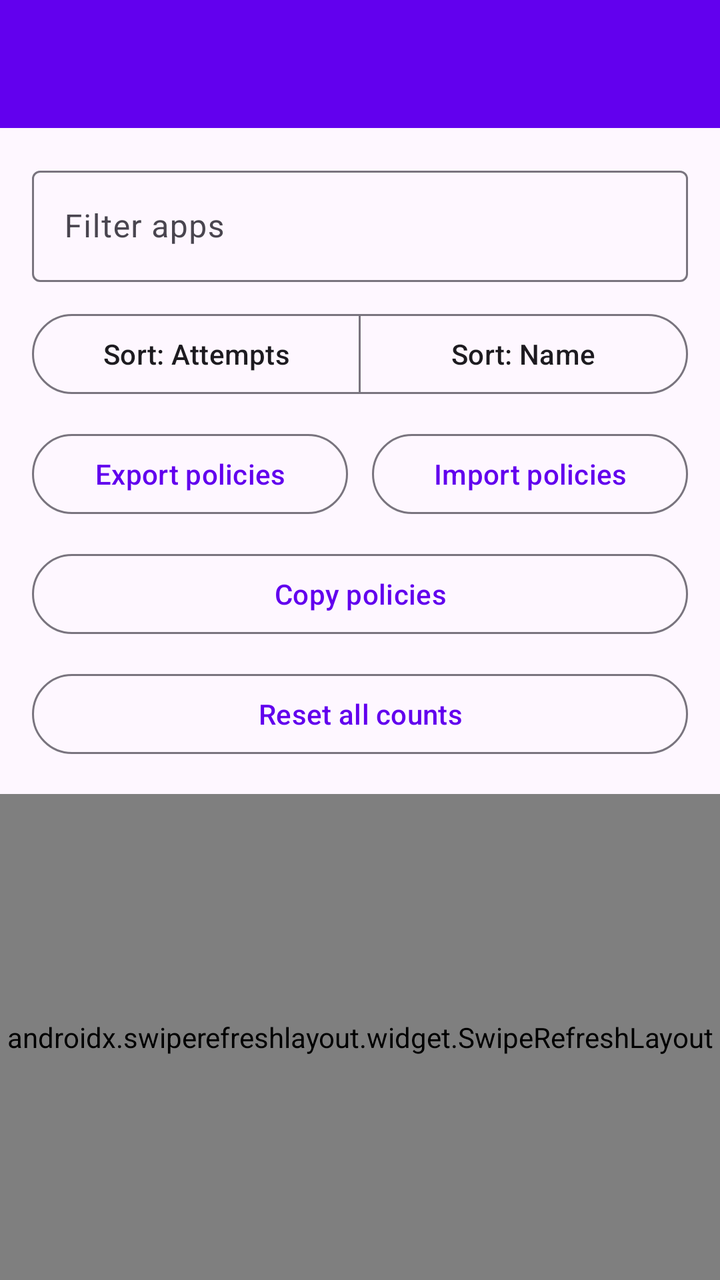
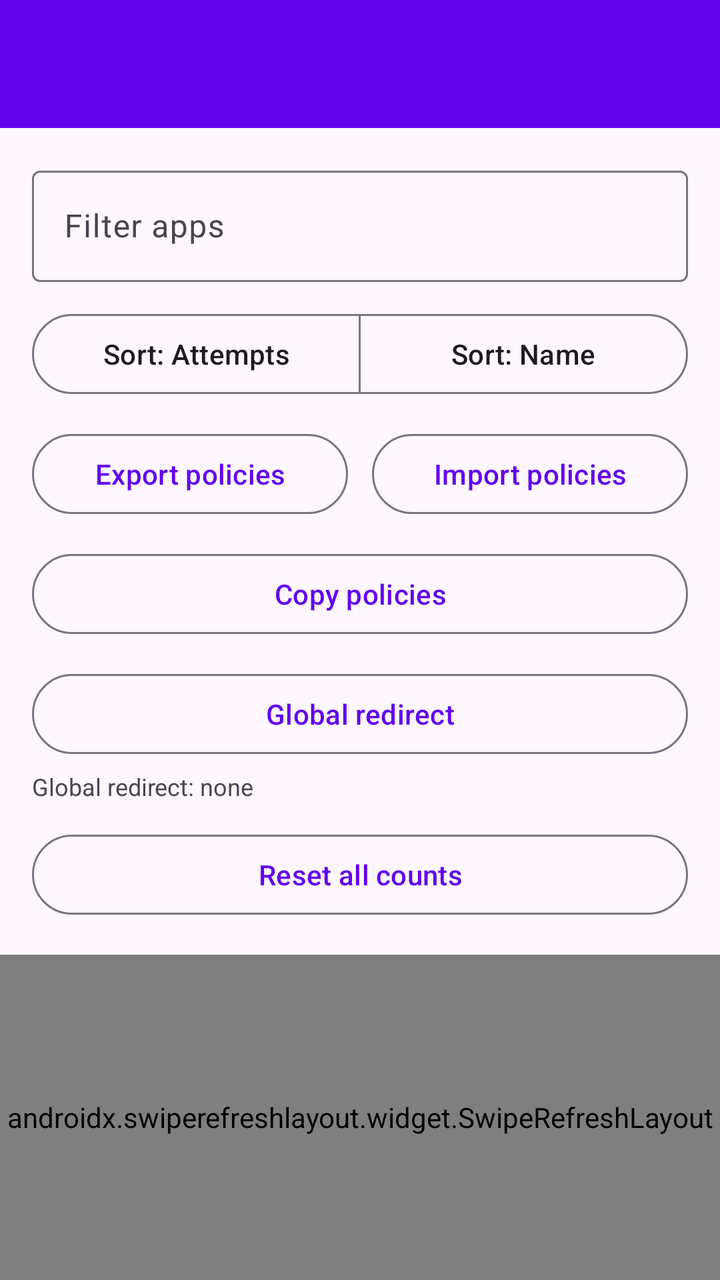

Before-and-after screenshots of an Android layout around one commit, followed by the original layout XML and the change that was made.
<!-- AndroidManifest.xml: application theme Theme.BlockStoreLinks -->
<!-- res/layout/activity_main.xml -->
<?xml version="1.0" encoding="utf-8"?>
<androidx.constraintlayout.widget.ConstraintLayout xmlns:android="http://schemas.android.com/apk/res/android"
    xmlns:app="http://schemas.android.com/apk/res-auto"
    android:layout_width="match_parent"
    android:layout_height="match_parent">

    <com.google.android.material.appbar.MaterialToolbar
        android:id="@+id/toolbar"
        android:layout_width="0dp"
        android:layout_height="wrap_content"
        android:background="@color/purple_500"
        android:title="@string/app_name"
        app:titleTextColor="@color/white"
        app:layout_constraintEnd_toEndOf="parent"
        app:layout_constraintStart_toStartOf="parent"
        app:layout_constraintTop_toTopOf="parent" />

    <LinearLayout
        android:id="@+id/filterRow"
        android:layout_width="0dp"
        android:layout_height="wrap_content"
        android:orientation="vertical"
        android:padding="16dp"
        app:layout_constraintEnd_toEndOf="parent"
        app:layout_constraintStart_toStartOf="parent"
        app:layout_constraintTop_toBottomOf="@id/toolbar">

        <com.google.android.material.textfield.TextInputLayout
            android:layout_width="match_parent"
            android:layout_height="wrap_content"
            android:hint="@string/filter_apps">

            <com.google.android.material.textfield.TextInputEditText
                android:id="@+id/filterInput"
                android:layout_width="match_parent"
                android:layout_height="wrap_content"
                android:inputType="text" />
        </com.google.android.material.textfield.TextInputLayout>

        <com.google.android.material.button.MaterialButtonToggleGroup
            android:id="@+id/sortToggle"
            android:layout_width="match_parent"
            android:layout_height="wrap_content"
            android:layout_marginTop="12dp"
            app:singleSelection="true">

            <com.google.android.material.button.MaterialButton
                android:id="@+id/sortAttempts"
                style="?attr/materialButtonOutlinedStyle"
                android:layout_width="0dp"
                android:layout_height="wrap_content"
                android:layout_weight="1"
                android:text="@string/sort_attempts" />

            <com.google.android.material.button.MaterialButton
                android:id="@+id/sortName"
                style="?attr/materialButtonOutlinedStyle"
                android:layout_width="0dp"
                android:layout_height="wrap_content"
                android:layout_weight="1"
                android:text="@string/sort_name" />
        </com.google.android.material.button.MaterialButtonToggleGroup>

        <LinearLayout
            android:layout_width="match_parent"
            android:layout_height="wrap_content"
            android:layout_marginTop="12dp"
            android:orientation="horizontal">

            <com.google.android.material.button.MaterialButton
                android:id="@+id/exportPolicies"
                style="?attr/materialButtonOutlinedStyle"
                android:layout_width="0dp"
                android:layout_height="wrap_content"
                android:layout_weight="1"
                android:text="@string/export_policies" />

            <com.google.android.material.button.MaterialButton
                android:id="@+id/importPolicies"
                style="?attr/materialButtonOutlinedStyle"
                android:layout_width="0dp"
                android:layout_height="wrap_content"
                android:layout_marginStart="12dp"
                android:layout_weight="1"
                android:text="@string/import_policies" />
        </LinearLayout>

        <com.google.android.material.button.MaterialButton
            android:id="@+id/copyPolicies"
            style="?attr/materialButtonOutlinedStyle"
            android:layout_width="match_parent"
            android:layout_height="wrap_content"
            android:layout_marginTop="12dp"
            android:text="@string/copy_policies" />

        <com.google.android.material.button.MaterialButton
            android:id="@+id/resetAllCounts"
            style="?attr/materialButtonOutlinedStyle"
            android:layout_width="match_parent"
            android:layout_height="wrap_content"
            android:layout_marginTop="12dp"
            android:text="@string/reset_all_attempts" />
    </LinearLayout>

    <androidx.swiperefreshlayout.widget.SwipeRefreshLayout
        android:id="@+id/swipeRefresh"
        android:layout_width="0dp"
        android:layout_height="0dp"
        app:layout_constraintBottom_toBottomOf="parent"
        app:layout_constraintEnd_toEndOf="parent"
        app:layout_constraintStart_toStartOf="parent"
        app:layout_constraintTop_toBottomOf="@id/filterRow">

        <FrameLayout
            android:layout_width="match_parent"
            android:layout_height="match_parent">

            <androidx.recyclerview.widget.RecyclerView
                android:id="@+id/appList"
                android:layout_width="match_parent"
                android:layout_height="match_parent"
                android:clipToPadding="false"
                android:padding="16dp" />

            <TextView
                android:id="@+id/emptyState"
                android:layout_width="match_parent"
                android:layout_height="match_parent"
                android:gravity="center"
                android:text="@string/no_attempts"
                android:visibility="gone" />
        </FrameLayout>
    </androidx.swiperefreshlayout.widget.SwipeRefreshLayout>
</androidx.constraintlayout.widget.ConstraintLayout>
<!-- resources referenced by this layout -->
<resources>
  <color name="purple_500">#FF6200EE</color>
  <color name="white">#FFFFFFFF</color>
  <string name="app_name">Block Store Links</string>
  <string name="copy_policies">Copy policies</string>
  <string name="export_policies">Export policies</string>
  <string name="filter_apps">Filter apps</string>
  <string name="import_policies">Import policies</string>
  <string name="no_attempts">No link attempts yet.</string>
  <string name="reset_all_attempts">Reset all counts</string>
  <string name="sort_attempts">Sort: Attempts</string>
  <string name="sort_name">Sort: Name</string>
  <style name="Theme.BlockStoreLinks" parent="Theme.Material3.Light.NoActionBar">
          <item name="colorPrimary">@color/purple_500</item>
          <item name="colorPrimaryVariant">@color/purple_700</item>
          <item name="colorOnPrimary">@color/white</item>
          <item name="colorSecondary">@color/teal_200</item>
          <item name="colorSecondaryVariant">@color/teal_700</item>
          <item name="android:statusBarColor" tools:targetApi="l">@color/purple_700</item>
      </style>
  <color name="purple_700">#FF3700B3</color>
  <color name="teal_200">#FF03DAC5</color>
  <color name="teal_700">#FF018786</color>
</resources>

<!-- the commit's change to res/layout/activity_main.xml (unified diff, before → after) -->
@@ -94,6 +94,22 @@
             android:text="@string/copy_policies" />
 
         <com.google.android.material.button.MaterialButton
+            android:id="@+id/globalRedirect"
+            style="?attr/materialButtonOutlinedStyle"
+            android:layout_width="match_parent"
+            android:layout_height="wrap_content"
+            android:layout_marginTop="12dp"
+            android:text="@string/global_redirect" />
+
+        <TextView
+            android:id="@+id/globalRedirectTarget"
+            android:layout_width="match_parent"
+            android:layout_height="wrap_content"
+            android:layout_marginTop="4dp"
+            android:textSize="12sp"
+            android:text="@string/global_redirect_none" />
+
+        <com.google.android.material.button.MaterialButton
             android:id="@+id/resetAllCounts"
             style="?attr/materialButtonOutlinedStyle"
             android:layout_width="match_parent"
<!-- resource entries referenced after the edit -->
@@ -6,6 +6,8 @@
   <string name="copy_policies">Copy policies</string>
   <string name="export_policies">Export policies</string>
   <string name="filter_apps">Filter apps</string>
+  <string name="global_redirect">Global redirect</string>
+  <string name="global_redirect_none">Global redirect: none</string>
   <string name="import_policies">Import policies</string>
   <string name="no_attempts">No link attempts yet.</string>
   <string name="reset_all_attempts">Reset all counts</string>
